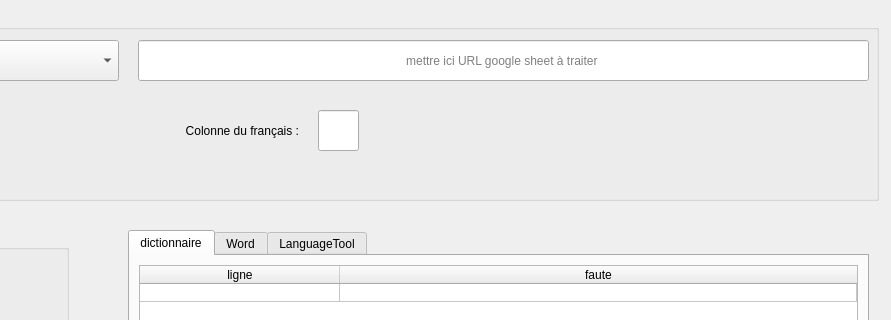
Before: the Qt Designer form qt_files/mainwindow.ui in Silous888/RawTextCheck, drawn with Qt 5; both pictures show x 302 to 1193 and y 0 to 320 of the 1193 by 858 pixel window.
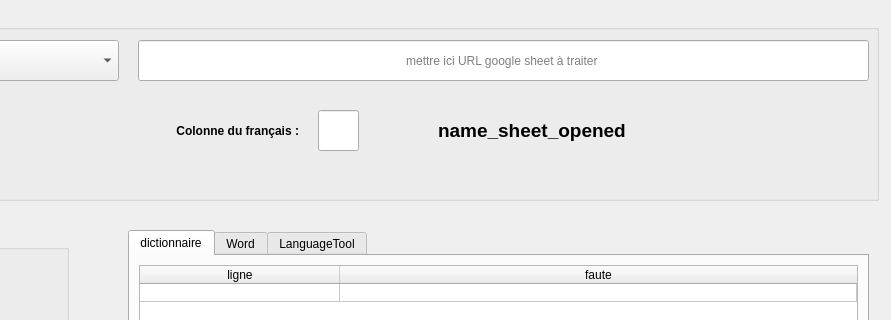
After: the same form once the commit is applied. Icons and pictures are not drawn.

Commit message: add name of sheet

What changed in the file:
```diff
--- a/qt_files/mainwindow.ui
+++ b/qt_files/mainwindow.ui
@@ -266,6 +266,13 @@
        <height>41</height>
       </rect>
      </property>
+     <property name="font">
+      <font>
+       <pointsize>9</pointsize>
+       <weight>75</weight>
+       <bold>true</bold>
+      </font>
+     </property>
      <property name="text">
       <string>Colonne du français :</string>
      </property>
@@ -328,6 +335,26 @@
       </rect>
      </property>
     </widget>
+    <widget class="QLabel" name="label_sheetOpened">
+     <property name="geometry">
+      <rect>
+       <x>730</x>
+       <y>100</y>
+       <width>431</width>
+       <height>41</height>
+      </rect>
+     </property>
+     <property name="font">
+      <font>
+       <pointsize>14</pointsize>
+       <weight>75</weight>
+       <bold>true</bold>
+      </font>
+     </property>
+     <property name="text">
+      <string>name_sheet_opened</string>
+     </property>
+    </widget>
    </widget>
   </widget>
  </widget>
```
The commit also changes 5 other files.
